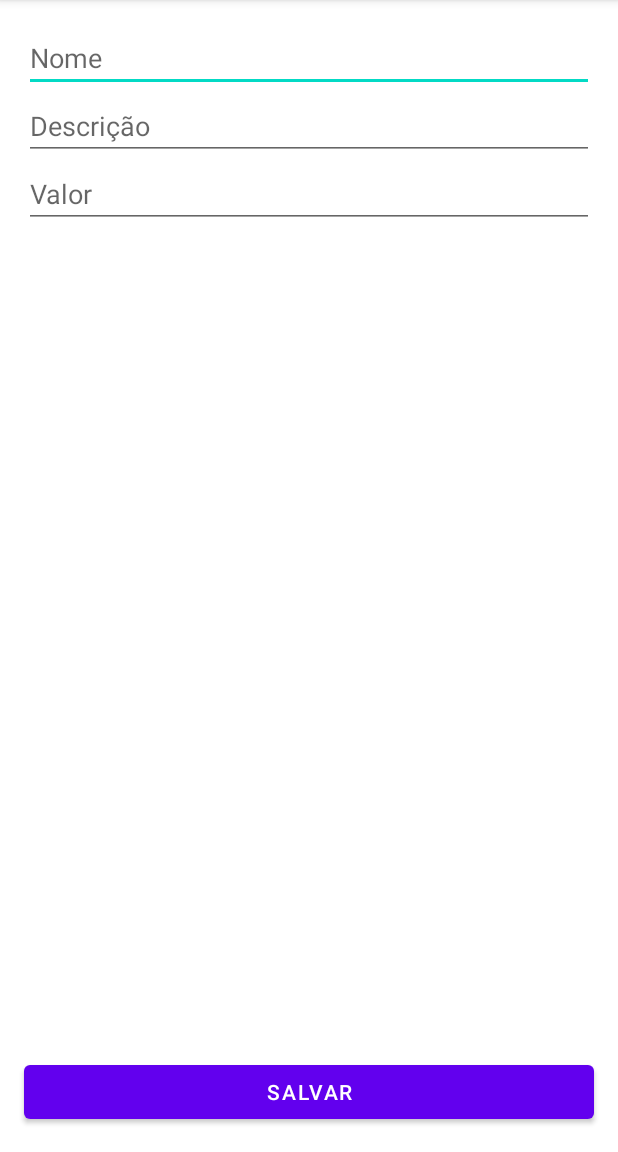
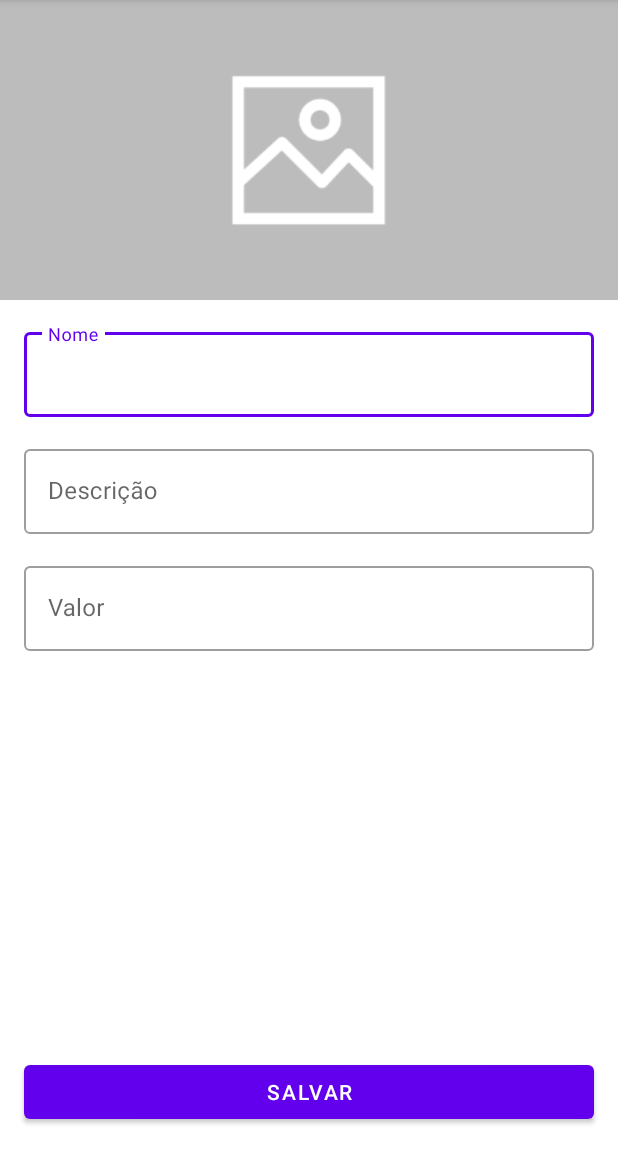
Before and after one commit to JoaoLucasKnight/Android_Fundament, an Android app: the FormProdutosActivity screen opened directly, with no data from a screen before it, on a phone screen of 412 x 824 dp, the part 84-1236 px from its top. Run offline under Robolectric (Android 15) with nearby library versions, the phone set to English and light mode, and no system bars.

Commit message:
Curso 2 Aula 3

```diff
--- a/app/build.gradle
+++ b/app/build.gradle
@@ -45,4 +45,6 @@ dependencies {
     testImplementation 'junit:junit:4.13.2'
     androidTestImplementation 'androidx.test.ext:junit:1.1.3'
     androidTestImplementation 'androidx.test.espresso:espresso-core:3.4.0'
+
+    implementation "io.coil-kt:coil:1.2.2"
 }
--- /dev/null
+++ b/app/src/main/res/drawable/baseline_refresh_24.xml
@@ -0,0 +1,5 @@
+<vector xmlns:android="http://schemas.android.com/apk/res/android" android:height="24dp" android:tint="#000000" android:viewportHeight="24" android:viewportWidth="24" android:width="24dp">
+
+    <path android:fillColor="@android:color/white" android:pathData="M17.65,6.35C16.2,4.9 14.21,4 12,4c-4.42,0 -7.99,3.58 -7.99,8s3.57,8 7.99,8c3.73,0 6.84,-2.55 7.73,-6h-2.08c-0.82,2.33 -3.04,4 -5.65,4 -3.31,0 -6,-2.69 -6,-6s2.69,-6 6,-6c1.66,0 3.14,0.69 4.22,1.78L13,11h7V4l-2.35,2.35z"/>
+
+</vector>
--- a/app/src/main/res/layout/activity_form_produtos.xml
+++ b/app/src/main/res/layout/activity_form_produtos.xml
@@ -16,44 +16,83 @@
     android:layout_height="match_parent"
     android:fillViewport="true"
     >
-
     <androidx.constraintlayout.widget.ConstraintLayout
         android:id="@+id/main"
         android:layout_width="match_parent"
         android:layout_height="wrap_content"
         tools:context=".ui.activity.FormProdutosActivity">
 
-        <EditText
-            android:id="@+id/formNome"
+        <ImageView
+            android:id="@+id/imgProduto"
+            android:layout_width="match_parent"
+            android:layout_height="200dp"
+            android:scaleType="centerCrop"
+            app:layout_constraintStart_toStartOf="parent"
+            app:layout_constraintTop_toTopOf="parent"
+            app:srcCompat="@drawable/img" />
+
+        <com.google.android.material.textfield.TextInputLayout
+            android:id="@+id/InputLayoutNome"
+            style="@style/Widget.MaterialComponents.TextInputLayout.OutlinedBox"
             android:layout_width="0dp"
             android:layout_height="wrap_content"
-            android:hint="Nome"
             android:layout_margin="16dp"
-            android:inputType="text"
             app:layout_constraintEnd_toEndOf="parent"
             app:layout_constraintStart_toStartOf="parent"
-            app:layout_constraintTop_toTopOf="parent"
+            app:layout_constraintTop_toBottomOf="@id/imgProduto">
+
+            <com.google.android.material.textfield.TextInputEditText
+            android:id="@+id/InputTextName"
+
+            android:layout_width="match_parent"
+            android:layout_height="wrap_content"
+            android:hint="Nome"
+            android:inputType="text"
             />
-        <EditText
-            android:id="@+id/formDescricao"
+
+        </com.google.android.material.textfield.TextInputLayout>
+
+        <com.google.android.material.textfield.TextInputLayout
+            android:id="@+id/InputLayoutDescricao"
+            style="@style/Widget.MaterialComponents.TextInputLayout.OutlinedBox"
             android:layout_width="0dp"
+            android:layout_height="wrap_content"
+            android:layout_margin="16dp"
+            app:layout_constraintEnd_toEndOf="parent"
+            app:layout_constraintStart_toStartOf="parent"
+            app:layout_constraintTop_toBottomOf="@id/InputLayoutNome">
+
+            <com.google.android.material.textfield.TextInputEditText
+                android:id="@+id/InputTextDescricao"
+
+                android:layout_width="match_parent"
                 android:layout_height="wrap_content"
                 android:hint="Descrição"
                 android:inputType="text"
-            app:layout_constraintEnd_toEndOf="@id/formNome"
-            app:layout_constraintStart_toStartOf="@id/formNome"
-            app:layout_constraintTop_toBottomOf="@+id/formNome"
                 />
-        <EditText
-            android:id="@+id/formValor"
+
+        </com.google.android.material.textfield.TextInputLayout>
+
+        <com.google.android.material.textfield.TextInputLayout
+            android:id="@+id/InputLayoutValor"
+            style="@style/Widget.MaterialComponents.TextInputLayout.OutlinedBox"
             android:layout_width="0dp"
+            android:layout_height="wrap_content"
+            android:layout_margin="16dp"
+            app:layout_constraintEnd_toEndOf="parent"
+            app:layout_constraintStart_toStartOf="parent"
+            app:layout_constraintTop_toBottomOf="@id/InputLayoutDescricao">
+
+            <com.google.android.material.textfield.TextInputEditText
+                android:id="@+id/InputTextValor"
+
+                android:layout_width="match_parent"
                 android:layout_height="wrap_content"
                 android:hint="Valor"
                 android:inputType="numberDecimal"
-            app:layout_constraintEnd_toEndOf="@id/formNome"
-            app:layout_constraintStart_toStartOf="@id/formNome"
-            app:layout_constraintTop_toBottomOf="@+id/formDescricao"
                 />
+
+        </com.google.android.material.textfield.TextInputLayout>
 
         <Button
             android:id="@+id/bttSalvar"
@@ -67,7 +106,6 @@
             app:layout_constraintStart_toStartOf="parent"
             />
 
-
         </androidx.constraintlayout.widget.ConstraintLayout>
 
 </ScrollView>
```
Also changed, not shown: app/src/main/java/br/com/alura/orgs/ui/activity/FormProdutosActivity.kt (+15 -3 lines), app/src/main/res/layout/form_imagem.xml (added, +61 -0 lines), app/src/main/res/drawable/img.png (added). Lines whose indentation alone changed are shown as unchanged.
